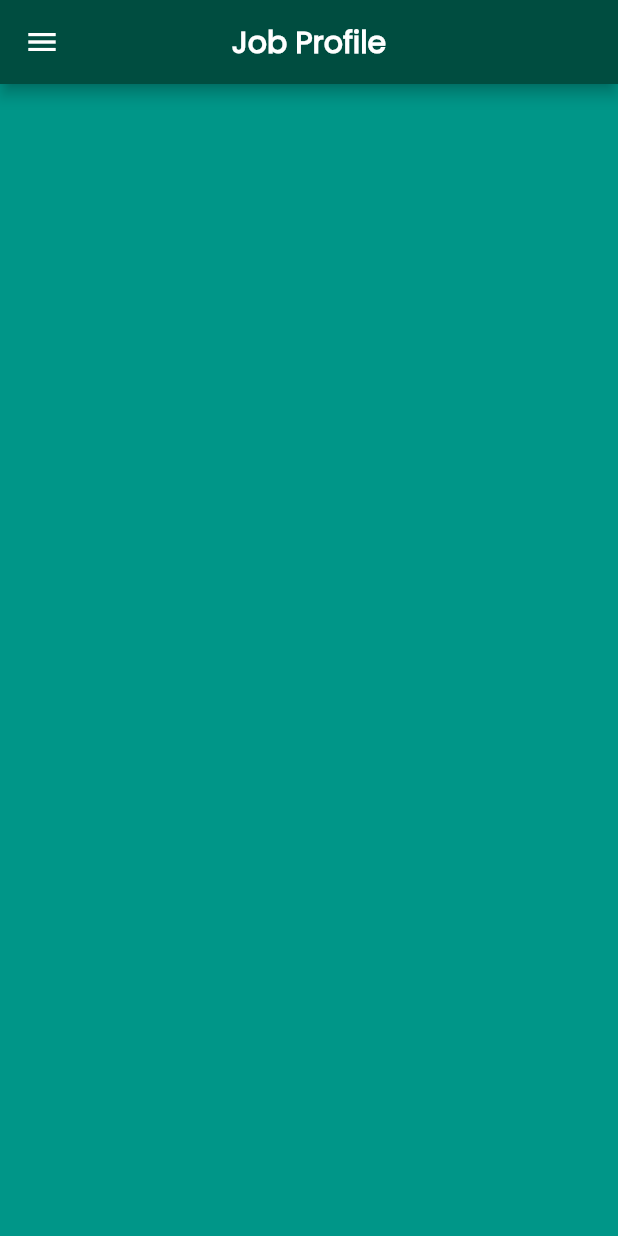
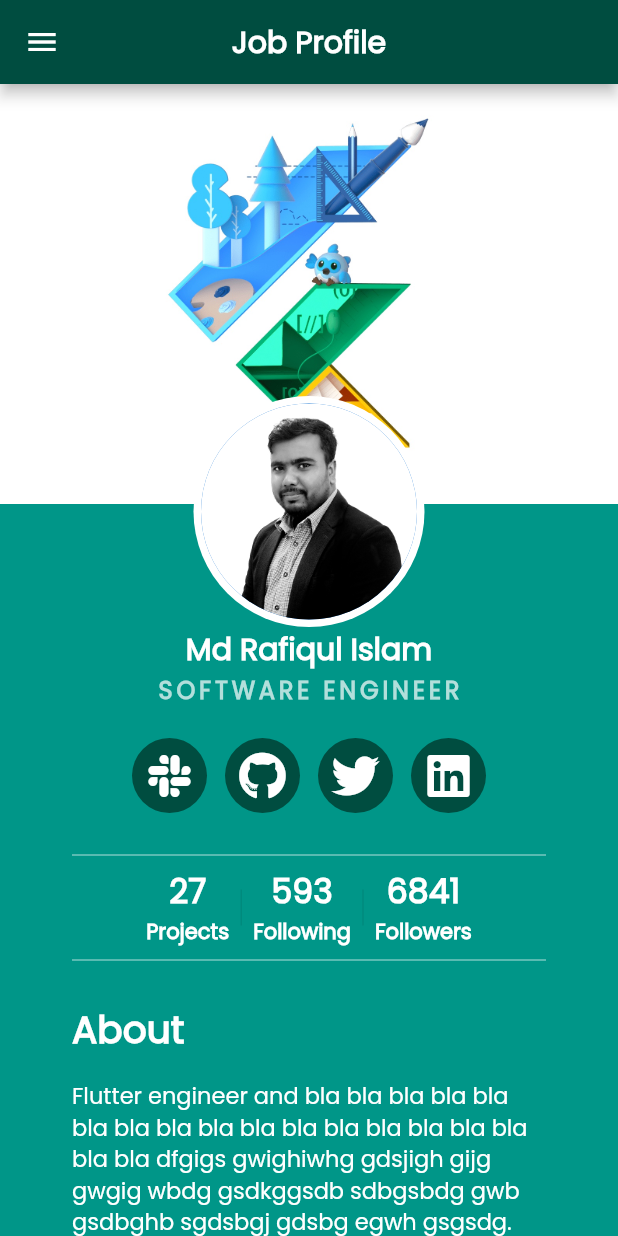
Before and after one commit to vutfiq01/mi_flash_card, a Flutter app: the screen it shows after launch, in the side drawer, after a tap on "Job Profile", on a phone screen of 412 x 824 dp. Run offline on Flutter 3.47's test engine with Material 2 defaults, Android fonts, the phone set to English and light mode, and no system bars; our stand-ins replace font_awesome_flutter.

Commit message:
completed job profile ui

```diff
--- a/lib/job_profile_page.dart
+++ b/lib/job_profile_page.dart
@@ -1,16 +1,213 @@
 import 'package:flutter/material.dart';
+import 'package:font_awesome_flutter/font_awesome_flutter.dart';
 import 'package:mi_flash_card/widget/custom_appbar.dart';
 import 'package:mi_flash_card/widget/navigation_drawer.dart';
 
 class JobProfilePage extends StatelessWidget {
+  final double coverHeight = 280;
+  final double profileHeight = 144;
   const JobProfilePage({super.key});
 
   @override
   Widget build(BuildContext context) {
-    return const Scaffold(
+    return Scaffold(
       backgroundColor: Colors.teal,
-      appBar: CustomAppBar(title: 'Job Profile'),
-      drawer: MyNavigationDrawer(),
+      appBar: const CustomAppBar(title: 'Job Profile'),
+      drawer: const MyNavigationDrawer(),
+      body: ListView(
+        padding: EdgeInsets.zero,
+        children: <Widget>[
+          buildTop(),
+          Container(
+            padding: const EdgeInsets.symmetric(horizontal: 48),
+            child: Column(
+              crossAxisAlignment: CrossAxisAlignment.start,
+              children: [
+                const SizedBox(
+                  height: 10,
+                ),
+                const Center(
+                  child: Text(
+                    'Md Rafiqul Islam',
+                    style: TextStyle(
+                      fontFamily: 'Poppins',
+                      fontSize: 20,
+                      color: Colors.white,
+                      fontWeight: FontWeight.bold,
+                    ),
+                  ),
+                ),
+                Center(
+                  child: Text(
+                    'SOFTWARE ENGINEER',
+                    style: TextStyle(
+                      fontFamily: 'Poppins',
+                      fontSize: 16,
+                      color: Colors.teal[100],
+                      letterSpacing: 2.5,
+                      fontWeight: FontWeight.bold,
+                    ),
+                  ),
+                ),
+                const SizedBox(
+                  height: 20,
+                ),
+                Row(
+                  mainAxisAlignment: MainAxisAlignment.center,
+                  children: <Widget>[
+                    buildProfileIcon(FontAwesomeIcons.slack),
+                    const SizedBox(width: 12),
+                    buildProfileIcon(FontAwesomeIcons.github),
+                    const SizedBox(width: 12),
+                    buildProfileIcon(FontAwesomeIcons.twitter),
+                    const SizedBox(width: 12),
+                    buildProfileIcon(FontAwesomeIcons.linkedin),
+                  ],
+                ),
+                const SizedBox(
+                  height: 20,
+                ),
+                Center(
+                  child: SizedBox(
+                    height: 16,
+                    child: Divider(
+                      color: Colors.teal[100],
+                    ),
+                  ),
+                ),
+                lookupNumbers(),
+                Center(
+                  child: SizedBox(
+                    height: 16,
+                    child: Divider(
+                      color: Colors.teal[100],
+                    ),
+                  ),
+                ),
+                const SizedBox(
+                  height: 20,
+                ),
+                const Text(
+                  'About',
+                  style: TextStyle(
+                    fontFamily: 'Poppins',
+                    fontSize: 25,
+                    color: Colors.white,
+                    fontWeight: FontWeight.bold,
+                  ),
+                ),
+                const SizedBox(
+                  height: 16,
+                ),
+                const Text(
+                  'Flutter engineer and bla bla bla bla bla bla bla bla bla bla bla bla bla bla bla bla bla bla dfgigs gwighiwhg gdsjigh gijg gwgig wbdg gsdkggsdb sdbgsbdg gwb gsdbghb sgdsbgj gdsbg egwh gsgsdg.',
+                  style: TextStyle(
+                    fontFamily: 'Poppins',
+                    fontSize: 15,
+                    height: 1.4,
+                    color: Colors.white,
+                  ),
+                ),
+              ],
+            ),
+          ),
+        ],
+      ),
     );
   }
+
+  Widget buildTop() {
+    return Stack(
+      clipBehavior: Clip.none,
+      alignment: Alignment.center,
+      children: [
+        Container(
+          margin: EdgeInsets.only(
+            bottom: profileHeight / 2,
+          ),
+          child: buildCoverImage(),
+        ),
+        Positioned(
+          top: coverHeight - profileHeight / 2,
+          child: buildProfileImage(),
+        ),
+      ],
+    );
+  }
+
+  Widget buildCoverImage() => SizedBox(
+        width: double.infinity,
+        height: coverHeight,
+        child: FittedBox(
+            fit: BoxFit.cover,
+            child: Image.asset('images/flutter_dev_cover.jpg')),
+      );
+
+  Widget buildProfileImage() => CircleAvatar(
+        backgroundColor: Colors.white,
+        radius: (profileHeight / 2) + 5,
+        child: CircleAvatar(
+          radius: profileHeight / 2,
+          backgroundImage: const AssetImage('images/profile.jpg'),
+        ),
+      );
+
+  Widget buildProfileIcon(IconData icon) => CircleAvatar(
+        radius: 25,
+        backgroundColor: Colors.teal[900],
+        child: InkWell(
+          onTap: () {},
+          child: Center(
+            child: Icon(
+              icon,
+              size: 32,
+              color: Colors.white,
+            ),
+          ),
+        ),
+      );
+
+  Widget lookupNumbers() => Row(
+        mainAxisAlignment: MainAxisAlignment.center,
+        children: <Widget>[
+          buildNumbers(text: 'Projects', value: 27),
+          const SizedBox(
+            height: 24,
+            child: VerticalDivider(),
+          ),
+          buildNumbers(text: 'Following', value: 593),
+          const SizedBox(
+            height: 24,
+            child: VerticalDivider(),
+          ),
+          buildNumbers(text: 'Followers', value: 6841),
+        ],
+      );
+
+  Widget buildNumbers({
+    required String text,
+    required int value,
+  }) =>
+      Column(
+        children: <Widget>[
+          Text(
+            '$value',
+            style: const TextStyle(
+              color: Colors.white,
+              fontFamily: 'Poppins',
+              fontSize: 22,
+              fontWeight: FontWeight.bold,
+            ),
+          ),
+          Text(
+            text,
+            style: const TextStyle(
+              color: Colors.white,
+              fontFamily: 'Poppins',
+              fontSize: 14,
+              fontWeight: FontWeight.bold,
+            ),
+          ),
+        ],
+      );
 }
--- a/pubspec.yaml
+++ b/pubspec.yaml
@@ -11,6 +11,9 @@ dependencies:
     sdk: flutter
 
   cupertino_icons: ^1.0.2
+
+  #social icons
+  font_awesome_flutter: ">=6.2.1"
 
 dev_dependencies:
   flutter_test:
```
Also changed, not shown: images/flutter_dev_cover.jpg (added), pubspec.lock.
